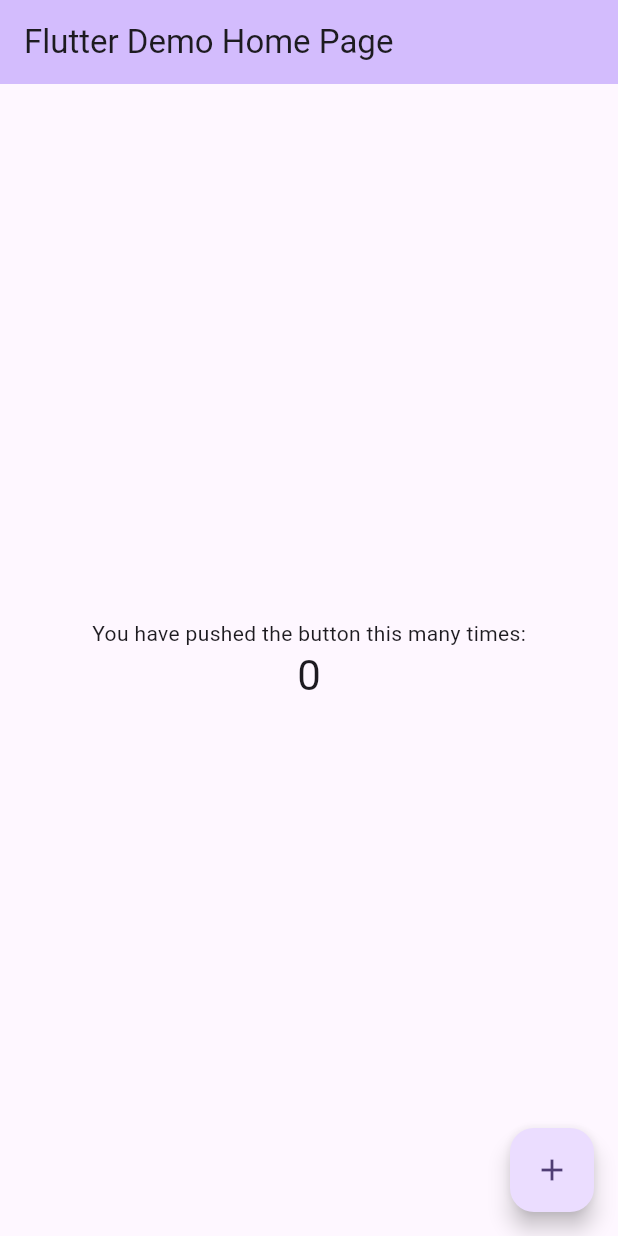
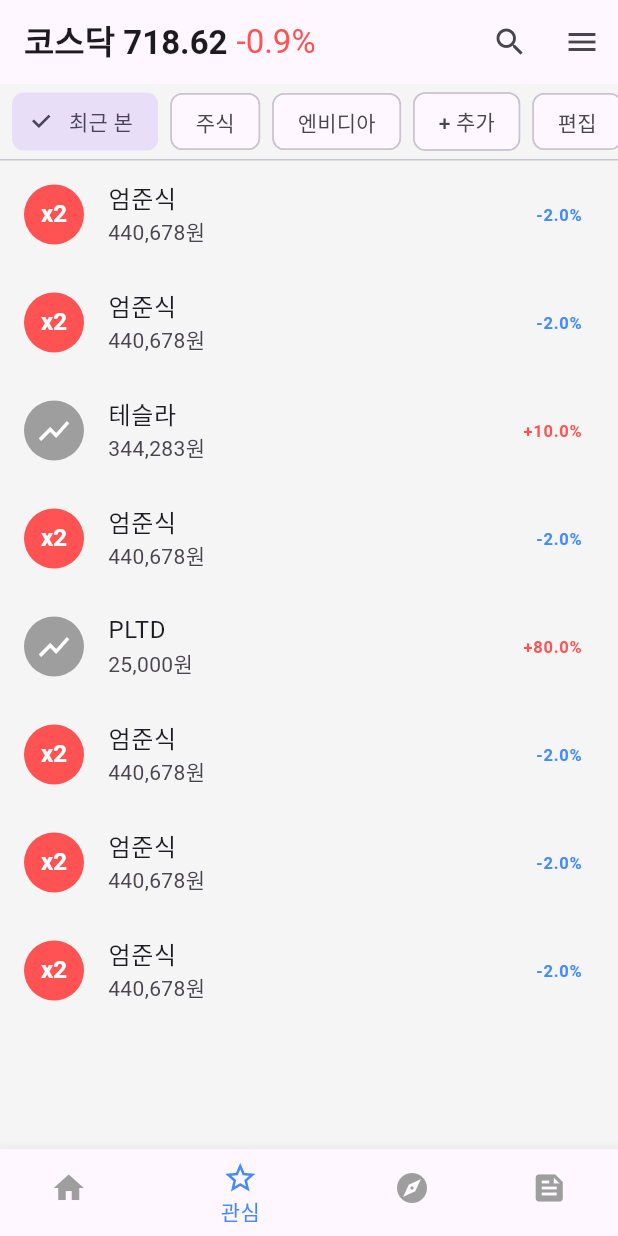
Before and after one commit to GNU-CSE-Invisible-Hand/invisiblehand-frontend, a Flutter app: the screen it shows after launch, on a phone screen of 412 x 824 dp. Run offline on Flutter 3.47's test engine with Material 3 defaults, Android fonts, the light colour scheme and no system bars; our stand-ins replace google_fonts, webview_flutter.

Commit message:
앱 기본 화면 생성 - 로그인, 홈, 종목차트 화면 생성

```diff
--- a/lib/main.dart
+++ b/lib/main.dart
@@ -1,122 +1,23 @@
 import 'package:flutter/material.dart';
+import 'screens/home_screen.dart';
 
 void main() {
   runApp(const MyApp());
 }
 
 class MyApp extends StatelessWidget {
-  const MyApp({super.key});
+  const MyApp({Key? key}) : super(key: key);
 
-  // This widget is the root of your application.
   @override
   Widget build(BuildContext context) {
     return MaterialApp(
-      title: 'Flutter Demo',
+      title: 'App Demo',
+      debugShowCheckedModeBanner: false,
       theme: ThemeData(
-        // This is the theme of your application.
-        //
-        // TRY THIS: Try running your application with "flutter run". You'll see
-        // the application has a purple toolbar. Then, without quitting the app,
-        // try changing the seedColor in the colorScheme below to Colors.green
-        // and then invoke "hot reload" (save your changes or press the "hot
-        // reload" button in a Flutter-supported IDE, or press "r" if you used
-        // the command line to start the app).
-        //
-        // Notice that the counter didn't reset back to zero; the application
-        // state is not lost during the reload. To reset the state, use hot
-        // restart instead.
-        //
-        // This works for code too, not just values: Most code changes can be
-        // tested with just a hot reload.
-        colorScheme: ColorScheme.fromSeed(seedColor: Colors.deepPurple),
+        primarySwatch: Colors.blue,
+        scaffoldBackgroundColor: Colors.grey.shade100,
       ),
-      home: const MyHomePage(title: 'Flutter Demo Home Page'),
+      home: const HomeScreen(),
     );
   }
 }
-
-class MyHomePage extends StatefulWidget {
-  const MyHomePage({super.key, required this.title});
-
-  // This widget is the home page of your application. It is stateful, meaning
-  // that it has a State object (defined below) that contains fields that affect
-  // how it looks.
-
-  // This class is the configuration for the state. It holds the values (in this
-  // case the title) provided by the parent (in this case the App widget) and
-  // used by the build method of the State. Fields in a Widget subclass are
-  // always marked "final".
-
-  final String title;
-
-  @override
-  State<MyHomePage> createState() => _MyHomePageState();
-}
-
-class _MyHomePageState extends State<MyHomePage> {
-  int _counter = 0;
-
-  void _incrementCounter() {
-    setState(() {
-      // This call to setState tells the Flutter framework that something has
-      // changed in this State, which causes it to rerun the build method below
-      // so that the display can reflect the updated values. If we changed
-      // _counter without calling setState(), then the build method would not be
-      // called again, and so nothing would appear to happen.
-      _counter++;
-    });
-  }
-
-  @override
-  Widget build(BuildContext context) {
-    // This method is rerun every time setState is called, for instance as done
-    // by the _incrementCounter method above.
-    //
-    // The Flutter framework has been optimized to make rerunning build methods
-    // fast, so that you can just rebuild anything that needs updating rather
-    // than having to individually change instances of widgets.
-    return Scaffold(
-      appBar: AppBar(
-        // TRY THIS: Try changing the color here to a specific color (to
-        // Colors.amber, perhaps?) and trigger a hot reload to see the AppBar
-        // change color while the other colors stay the same.
-        backgroundColor: Theme.of(context).colorScheme.inversePrimary,
-        // Here we take the value from the MyHomePage object that was created by
-        // the App.build method, and use it to set our appbar title.
-        title: Text(widget.title),
-      ),
-      body: Center(
-        // Center is a layout widget. It takes a single child and positions it
-        // in the middle of the parent.
-        child: Column(
-          // Column is also a layout widget. It takes a list of children and
-          // arranges them vertically. By default, it sizes itself to fit its
-          // children horizontally, and tries to be as tall as its parent.
-          //
-          // Column has various properties to control how it sizes itself and
-          // how it positions its children. Here we use mainAxisAlignment to
-          // center the children vertically; the main axis here is the vertical
-          // axis because Columns are vertical (the cross axis would be
-          // horizontal).
-          //
-          // TRY THIS: Invoke "debug painting" (choose the "Toggle Debug Paint"
-          // action in the IDE, or press "p" in the console), to see the
-          // wireframe for each widget.
-          mainAxisAlignment: MainAxisAlignment.center,
-          children: <Widget>[
-            const Text('You have pushed the button this many times:'),
-            Text(
-              '$_counter',
-              style: Theme.of(context).textTheme.headlineMedium,
-            ),
-          ],
-        ),
-      ),
-      floatingActionButton: FloatingActionButton(
-        onPressed: _incrementCounter,
-        tooltip: 'Increment',
-        child: const Icon(Icons.add),
-      ), // This trailing comma makes auto-formatting nicer for build methods.
-    );
-  }
-}
--- /dev/null
+++ b/lib/screens/home_screen.dart
@@ -0,0 +1,228 @@
+import 'package:flutter/material.dart';
+import 'stock_detail_screen.dart';
+
+class HomeScreen extends StatefulWidget {
+  const HomeScreen({Key? key}) : super(key: key);
+
+  @override
+  State<HomeScreen> createState() => _HomeScreenState();
+}
+
+class _HomeScreenState extends State<HomeScreen> {
+  // BottomNavigationBar에서 선택된 탭 인덱스
+  int _selectedIndex = 1;
+
+  // 관심 목록에 보여줄 예시 종목 데이터
+  final List<Map<String, dynamic>> _stockItems = [
+    {
+      'name': '엄준식',
+      'change': -0.02,
+      'price': '440,678원',
+      'iconLabel': 'x2', // 레버리지 같은 표시
+    },
+    {
+      'name': '엄준식',
+      'change': -0.02,
+      'price': '440,678원',
+      'iconLabel': 'x2', // 레버리지 같은 표시
+    },
+    {
+      'name': '테슬라',
+      'change': 0.1,
+      'price': '344,283원',
+      'iconLabel': '',
+    },
+    {
+      'name': '엄준식',
+      'change': -0.02,
+      'price': '440,678원',
+      'iconLabel': 'x2', // 레버리지 같은 표시
+    },
+    {
+      'name': 'PLTD',
+      'change': 0.8,
+      'price': '25,000원',
+      'iconLabel': '',
+    },
+    {
+      'name': '엄준식',
+      'change': -0.02,
+      'price': '440,678원',
+      'iconLabel': 'x2', // 레버리지 같은 표시
+    },
+    {
+      'name': '엄준식',
+      'change': -0.02,
+      'price': '440,678원',
+      'iconLabel': 'x2', // 레버리지 같은 표시
+    },
+    {
+      'name': '엄준식',
+      'change': -0.02,
+      'price': '440,678원',
+      'iconLabel': 'x2', // 레버리지 같은 표시
+    },
+  ];
+
+  // BottomNavigationBar 아이템
+  final List<BottomNavigationBarItem> _bottomNavItems = const [
+    BottomNavigationBarItem(
+      icon: Icon(Icons.home),
+      label: '홈',
+    ),
+    BottomNavigationBarItem(
+      icon: Icon(Icons.star_border),
+      label: '관심',
+    ),
+    BottomNavigationBarItem(
+      icon: Icon(Icons.explore),
+      label: '발견',
+    ),
+    BottomNavigationBarItem(
+      icon: Icon(Icons.feed),
+      label: '피드',
+    ),
+  ];
+
+  @override
+  Widget build(BuildContext context) {
+    return Scaffold(
+      // 상단 AppBar
+      appBar: AppBar(
+        title: Row(
+          children: [
+            Text(
+              '코스닥 718.62',
+              style: TextStyle(fontWeight: FontWeight.bold),
+            ),
+            const SizedBox(width: 6),
+            Text(
+              '-0.9%',
+              style: TextStyle(color: Colors.redAccent),
+            ),
+          ],
+        ),
+        actions: [
+          IconButton(
+            icon: const Icon(Icons.search),
+            onPressed: () {
+              // 검색 기능
+            },
+          ),
+          IconButton(
+            icon: const Icon(Icons.menu),
+            onPressed: () {
+              // 메뉴 기능
+            },
+          ),
+        ],
+        elevation: 0,
+      ),
+
+      // 중간 영역: 탭(Chip) + 종목 리스트
+      body: Column(
+        children: [
+          // 가로 스크롤 Chip 목록
+          SizedBox(
+            height: 50,
+            child: ListView(
+              scrollDirection: Axis.horizontal,
+              padding: const EdgeInsets.symmetric(horizontal: 8),
+              children: [
+                _buildCategoryChip('최근 본', isSelected: true),
+                _buildCategoryChip('주식'),
+                _buildCategoryChip('엔비디아'),
+                _buildCategoryChip('+ 추가'),
+                _buildCategoryChip('편집'),
+              ],
+            ),
+          ),
+          const Divider(height: 1, thickness: 1),
+
+          // 종목 리스트
+          Expanded(
+            child: ListView.builder(
+              itemCount: _stockItems.length,
+              itemBuilder: (context, index) {
+                final item = _stockItems[index];
+                final change = item['change'] as double;
+                final isPositive = change >= 0;
+
+                return ListTile(
+                  leading: _buildStockIcon(item['iconLabel']),
+                  title: Text(item['name']),
+                  subtitle: Text(item['price']),
+                  trailing: Text(
+                    '${isPositive ? '+' : ''}${(change * 100).toStringAsFixed(1)}%',
+                    style: TextStyle(
+                      color: isPositive ? Colors.redAccent : Colors.blueAccent,
+                      fontWeight: FontWeight.bold,
+                    ),
+                  ),
+                  onTap: () {
+                    Navigator.push(
+                      context,
+                      MaterialPageRoute(
+                        builder: (context) => StockDetailScreen(
+                          stockName: item['name'],
+                          stockPrice: item['price'],
+                          change: item['change'],
+                        ),
+                      ),
+                    );
+                  },
+                );
+              },
+            ),
+          ),
+        ],
+      ),
+
+      // 하단 탭
+      bottomNavigationBar: BottomNavigationBar(
+        items: _bottomNavItems,
+        currentIndex: _selectedIndex,
+        selectedItemColor: Colors.blueAccent,
+        unselectedItemColor: Colors.grey,
+        onTap: (int index) {
+          setState(() {
+            _selectedIndex = index;
+          });
+          // 실제 앱이라면 index별 화면 전환 로직 추가
+        },
+      ),
+    );
+  }
+
+  // 카테고리 Chip 빌더
+  Widget _buildCategoryChip(String label, {bool isSelected = false}) {
+    return Padding(
+      padding: const EdgeInsets.only(right: 8.0),
+      child: ChoiceChip(
+        label: Text(label),
+        selected: isSelected,
+        onSelected: (bool selected) {
+          // 실제 앱에서는 해당 탭으로 이동하거나, 목록 갱신 등을 수행
+        },
+      ),
+    );
+  }
+
+  // 종목 리스트 아이콘(예: 레버리지 x2 등)
+  Widget _buildStockIcon(String iconLabel) {
+    if (iconLabel.isEmpty) {
+      return const CircleAvatar(
+        backgroundColor: Colors.grey,
+        child: Icon(Icons.show_chart, color: Colors.white),
+      );
+    } else {
+      return CircleAvatar(
+        backgroundColor: Colors.redAccent,
+        child: Text(
+          iconLabel,
+          style: const TextStyle(color: Colors.white, fontWeight: FontWeight.bold),
+        ),
+      );
+    }
+  }
+}
--- a/pubspec.yaml
+++ b/pubspec.yaml
@@ -30,6 +30,8 @@ environment:
 dependencies:
   flutter:
     sdk: flutter
+  google_fonts: ^6.2.1
+  webview_flutter: ^4.10.0
 
   # The following adds the Cupertino Icons font to your application.
   # Use with the CupertinoIcons class for iOS style icons.
```
Also changed, not shown: lib/screens/login_screen.dart (added, +143 -0 lines), lib/screens/stock_detail_screen.dart (added, +152 -0 lines), pubspec.lock, 2 other files.
